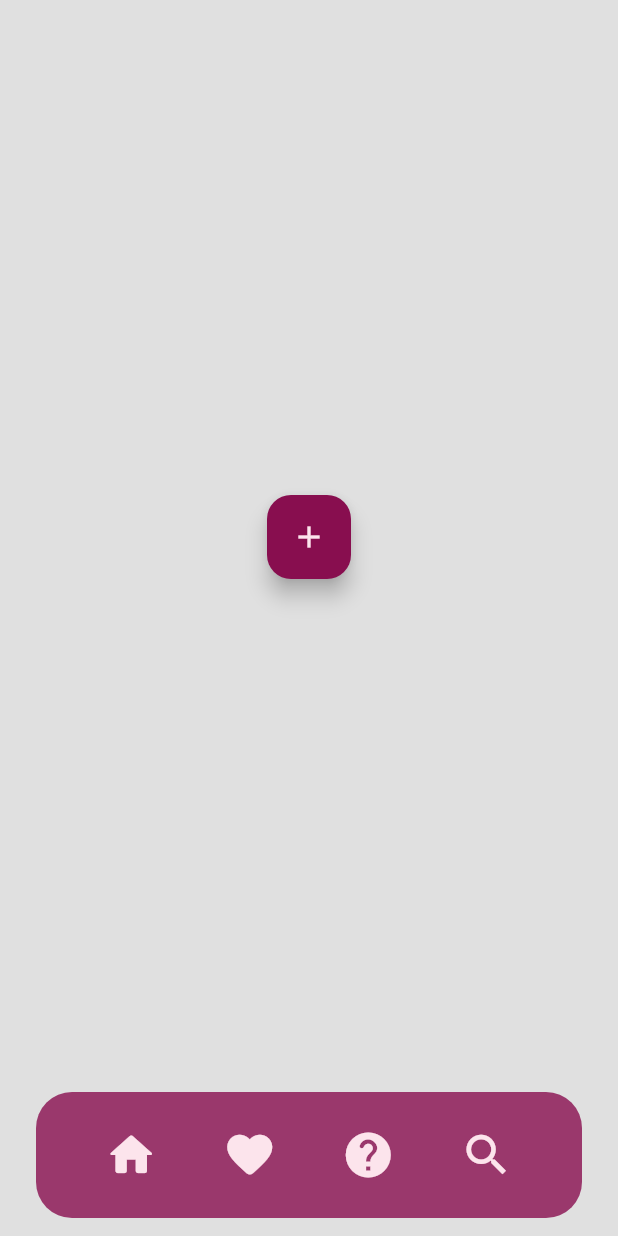
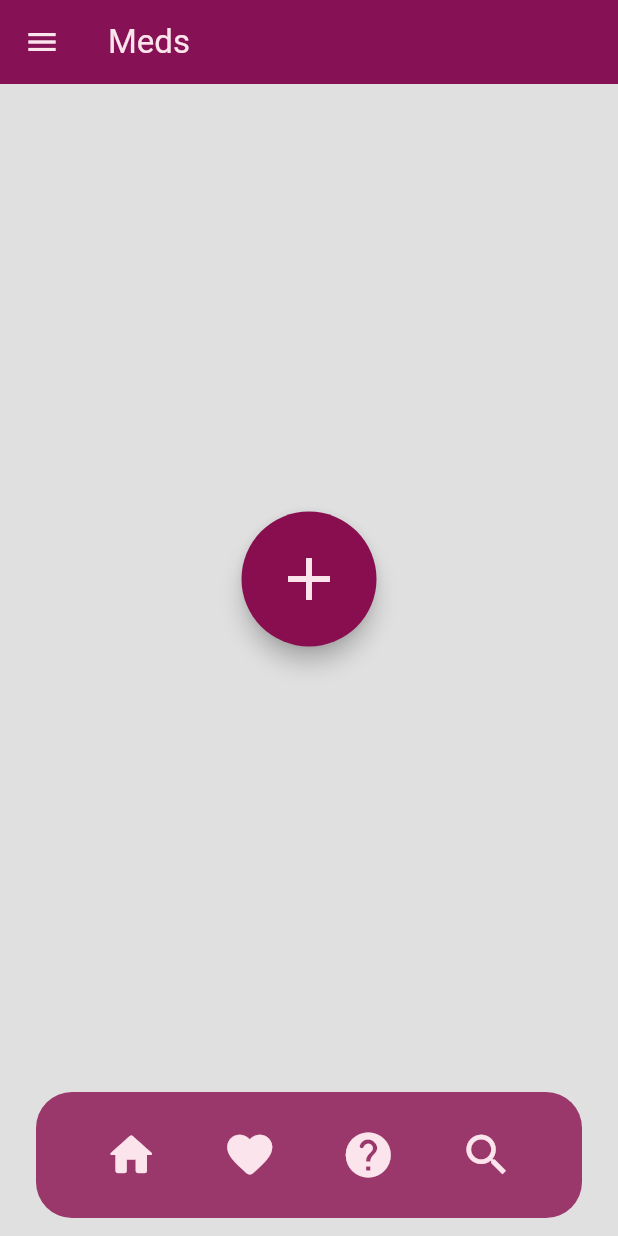
Before and after one commit to sreyasaju/heartSync, a Flutter app: the MedicationLogger screen opened directly, on a phone screen of 412 x 824 dp. Run offline on Flutter 3.47's test engine with Material 3 defaults, Android fonts, the phone set to English and light mode, and no system bars; Roboto replaces fonts that are missing (BalooChettan2).

Commit message:
fix: meds page

```diff
--- a/lib/pages/medication_logger.dart
+++ b/lib/pages/medication_logger.dart
@@ -15,6 +15,12 @@ class _MedicationLoggerState extends State<MedicationLogger> {
   Widget build(BuildContext context) {
     return Scaffold(
       backgroundColor: Colors.grey[300],
+      appBar: AppBar(
+        title: const Text('Meds'),
+        backgroundColor: Colors.pink[900],
+        foregroundColor: Colors.pink[50],
+        elevation: 2,
+      ),
       drawer: const SideMenu(),
       bottomNavigationBar: const NavBar(),
       body: Stack(
@@ -24,20 +30,26 @@ class _MedicationLoggerState extends State<MedicationLogger> {
               physics: const BouncingScrollPhysics(),
               child: Column(
                 children: <Widget>[
-                  // your other widgets here
+
                 ],
               ),
             ),
           ),
           Align(
             alignment: Alignment.center,
-            child: FloatingActionButton(
-              backgroundColor: Colors.pink[900],
-              foregroundColor: Colors.pink[50],
-              onPressed: () {
-                // Respond to button press
-              },
-              child: const Icon(Icons.add),
+            child: SizedBox(
+              width: 90,
+              height: 90,
+              child: FloatingActionButton(
+                shape: RoundedRectangleBorder(
+                  borderRadius: BorderRadius.circular(60),
+                ),
+                backgroundColor: Colors.pink[900],
+                foregroundColor: Colors.pink[50],
+                onPressed: () {
+                    },
+                child: const Icon(Icons.add, size: 48),
+              ),
             ),
           ),
         ],
```
